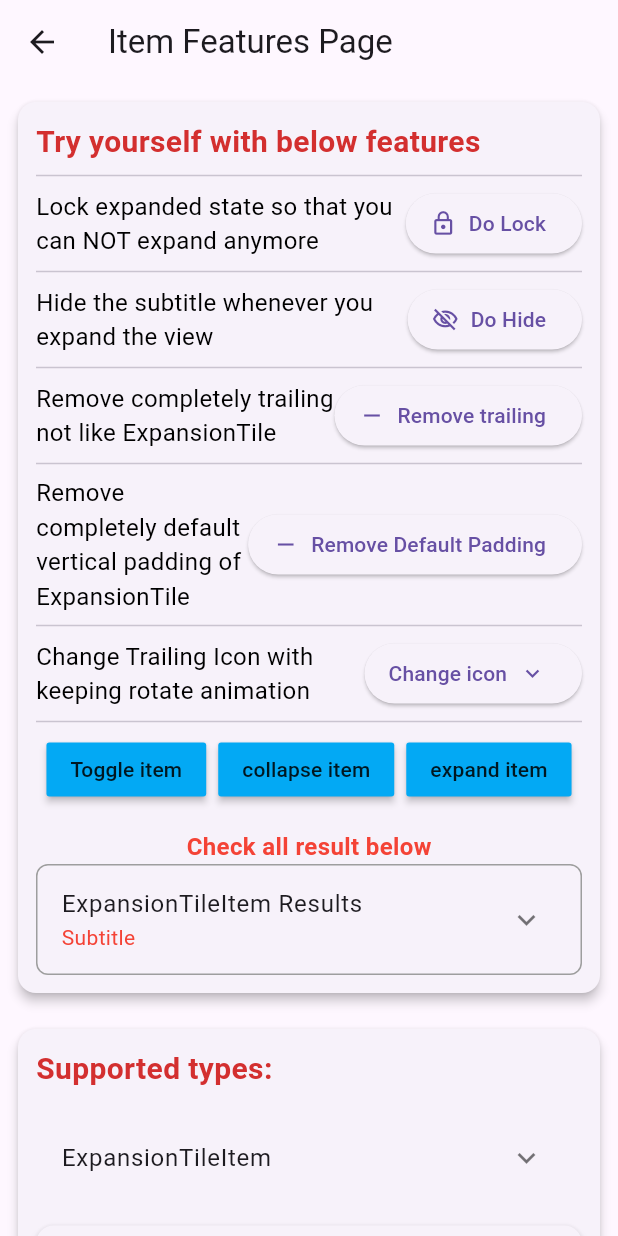
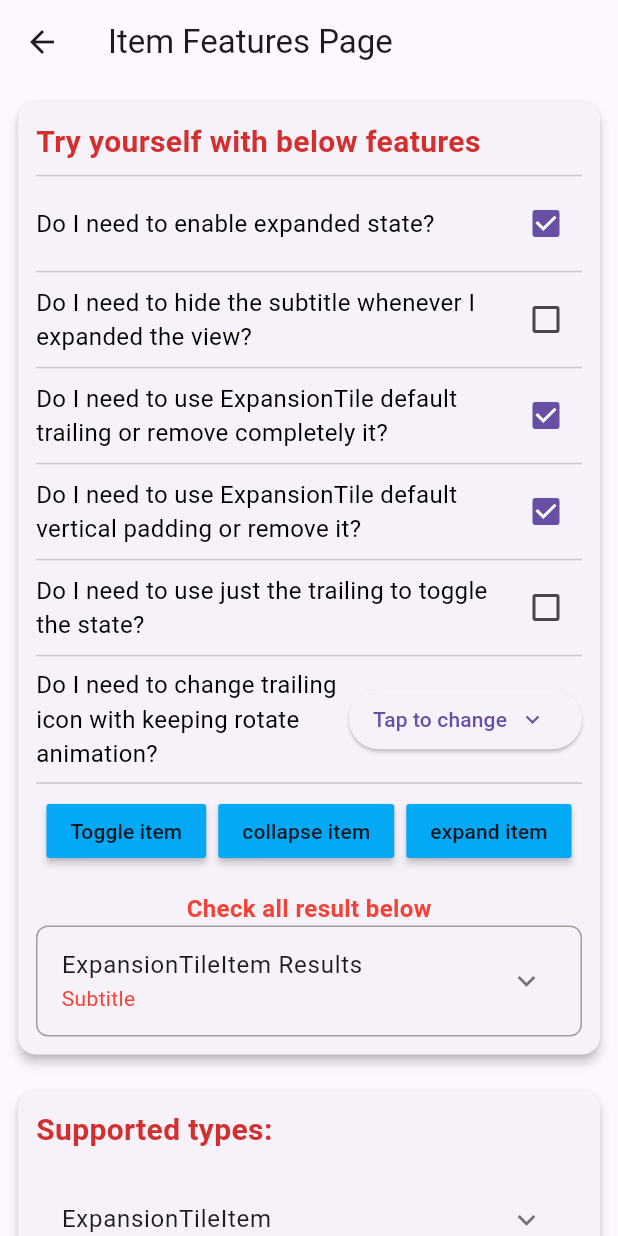
Before and after one commit to congthanhng/Expansion-Tile-Group, a Flutter app: the screen it shows after launch, after a tap on "See Demo", on a phone screen of 412 x 824 dp. Run offline on Flutter 3.47's test engine with Material 3 defaults, Android fonts, the light colour scheme and no system bars.

Commit message:
Release/2.2.0 (#51)
* Release 2.2.0

```diff
--- a/example/lib/use_cases/item/interaction_view.dart
+++ b/example/lib/use_cases/item/interaction_view.dart
@@ -13,6 +13,7 @@ class _InteractionViewState extends State<InteractionView> {
   bool isHideSubtitle = false;
   bool isHasTrailing = true;
   bool isDefaultVerticalPadding = true;
+  bool isOnlyTrailingDoToggle = false;
   final GlobalKey<ExpansionTileCoreState> key0 = GlobalKey();
 
   final listIcon = <Widget>[
@@ -45,13 +46,13 @@ class _InteractionViewState extends State<InteractionView> {
                 fontSize: 16, color: Colors.red, fontWeight: FontWeight.w600)),
         ExpansionTileItem.outlined(
           expansionKey: key0,
-          expandedAlignment: Alignment.topLeft,
           isEnableExpanded: isEnableExpanded,
           isHideSubtitleOnExpanded: isHideSubtitle,
           isHasTrailing: isHasTrailing,
           isDefaultVerticalPadding: isDefaultVerticalPadding,
           trailingIcon: listIcon[currentIcon % listIcon.length],
           expendedBorderColor: Colors.grey,
+          isOnlyTrailingDoToggle: isOnlyTrailingDoToggle,
           title: const Text('ExpansionTileItem Results'),
           subtitle: const Text(
             'Subtitle',
@@ -70,63 +71,69 @@ class _InteractionViewState extends State<InteractionView> {
     return Column(children: [
       const Divider(),
       _buildRow(context,
-          title: 'Lock expanded state so that you can NOT expand anymore',
-          button: ElevatedButton.icon(
-            icon: Icon(isEnableExpanded ? Icons.lock_outline : Icons.lock_open),
-            label: Text(isEnableExpanded ? 'Do Lock' : 'Do Unlock'),
-            onPressed: () {
+          title: 'Do I need to enable expanded state?',
+          button: Checkbox(
+            value: isEnableExpanded,
+            onChanged: (value) {
               setState(() {
-                isEnableExpanded = !isEnableExpanded;
+                isEnableExpanded = value ?? false;
               });
             },
           )),
       const Divider(),
       _buildRow(context,
-          title: 'Hide the subtitle whenever you expand the view',
-          button: ElevatedButton.icon(
-            icon: Icon(isHideSubtitle
-                ? Icons.visibility_outlined
-                : Icons.visibility_off_outlined),
-            label: Text(isHideSubtitle ? 'Do Show' : 'Do Hide'),
-            onPressed: () {
+          title: 'Do I need to hide the subtitle whenever I expanded the view?',
+          button: Checkbox(
+            value: isHideSubtitle,
+            onChanged: (value) {
               setState(() {
-                isHideSubtitle = !isHideSubtitle;
+                isHideSubtitle = value ?? false;
               });
             },
           )),
       const Divider(),
       _buildRow(context,
-          title: 'Remove completely trailing not like ExpansionTile',
-          button: ElevatedButton.icon(
-            icon: Icon(isHasTrailing ? Icons.remove : Icons.add),
-            label: Text(isHasTrailing ? 'Remove trailing' : 'Add trailing'),
-            onPressed: () {
+          title:
+              'Do I need to use ExpansionTile default trailing or remove completely it?',
+          button: Checkbox(
+            value: isHasTrailing,
+            onChanged: (value) {
               setState(() {
-                isHasTrailing = !isHasTrailing;
+                isHasTrailing = value ?? false;
               });
             },
           )),
       const Divider(),
       _buildRow(context,
-          title: 'Remove completely default vertical padding of ExpansionTile',
-          button: ElevatedButton.icon(
-            icon: Icon(isDefaultVerticalPadding ? Icons.remove : Icons.add),
-            label: Text(isDefaultVerticalPadding
-                ? 'Remove Default Padding'
-                : 'Add Default Padding'),
-            onPressed: () {
+          title:
+              'Do I need to use ExpansionTile default vertical padding or remove it?',
+          button: Checkbox(
+            value: isDefaultVerticalPadding,
+            onChanged: (value) {
               setState(() {
-                isDefaultVerticalPadding = !isDefaultVerticalPadding;
+                isDefaultVerticalPadding = value ?? false;
               });
             },
           )),
       const Divider(),
       _buildRow(context,
-          title: 'Change Trailing Icon with keeping rotate animation',
+          title: 'Do I need to use just the trailing to toggle the state?',
+          button: Checkbox(
+            value: isOnlyTrailingDoToggle,
+            onChanged: (value) {
+              setState(() {
+                isOnlyTrailingDoToggle = value ?? false;
+              });
+            },
+          )),
+      const Divider(),
+      _buildRow(context,
+          title:
+              'Do I need to change trailing icon with keeping rotate animation?',
           button: ElevatedButton.icon(
             icon: listIcon[currentIcon % listIcon.length],
             iconAlignment: IconAlignment.end,
-            label: const Text('Change icon'),
+            label: const Text('Tap to change'),
             onPressed: () {
               setState(() {
                 currentIcon = currentIcon + 1;
--- a/example/lib/use_cases/item/more_example_view.dart
+++ b/example/lib/use_cases/item/more_example_view.dart
@@ -162,6 +162,32 @@ class MoreCustomView extends StatelessWidget {
         const SizedBox(
           height: 16,
         ),
+        ExpansionTileItem(
+            initiallyExpanded: false,
+            title: const Text(
+                'Title does not toggle the expansion state, but trail icon does #42'),
+            backgroundColor: Colors.red,
+            collapsedBackgroundColor: Colors.yellow,
+            textColor: Colors.white,
+            collapsedBorderColor: Colors.pink,
+            expendedBorderColor: Colors.blue,
+            iconColor: Colors.greenAccent,
+            collapsedIconColor: Colors.green,
+            isHasLeftBorder: true,
+            isHasTopBorder: true,
+            isHasRightBorder: true,
+            isHasBottomBorder: true,
+            borderRadius: BorderRadius.circular(8),
+            isOnlyTrailingDoToggle: true,
+            boxShadow: [
+              BoxShadow(
+                color: Colors.grey.withOpacity(0.5),
+                spreadRadius: 5,
+                blurRadius: 7,
+                offset: const Offset(0, 3), // changes position of shadow
+              ),
+            ],
+            children: _buildDefaultChildren(context)),
         const SizedBox(
           height: 32,
         ),
--- a/lib/src/core/expansion_tile_core.dart
+++ b/lib/src/core/expansion_tile_core.dart
@@ -70,6 +70,7 @@ class ExpansionTileCore extends StatefulWidget {
     this.isEnableExpanded = true,
     this.isDefaultVerticalPadding = true,
     this.isHideSubtitleOnExpanded = false,
+    this.isOnlyTrailingDoToggle = false,
     this.trailingIcon,
   })  : assert(
           expandedCrossAxisAlignment != CrossAxisAlignment.baseline,
@@ -357,6 +358,9 @@ class ExpansionTileCore extends StatefulWidget {
   ///This property used to override the default trailing icon.
   final Widget? trailingIcon;
 
+  ///The title does NOT toggle the expansion state, but the trailing icon does
+  final bool isOnlyTrailingDoToggle;
+
   @override
   State<ExpansionTileCore> createState() => ExpansionTileCoreState();
 }
@@ -504,7 +508,8 @@ class ExpansionTileCoreState extends State<ExpansionTileCore>
         ListTileControlAffinity.trailing) {
       return null;
     }
-    return _buildIcon(context);
+    if (!widget.isOnlyTrailingDoToggle) return _buildIcon(context);
+    return GestureDetector(onTap: _handleTap, child: _buildIcon(context));
   }
 
   Widget _buildChildren(BuildContext context, Widget? child) {
@@ -546,13 +551,30 @@ class ExpansionTileCoreState extends State<ExpansionTileCore>
     return Column(
       mainAxisSize: MainAxisSize.min,
       children: <Widget>[
-        widget.isDefaultVerticalPadding
-            ? ListTileTheme.merge(
+        _buildMainTitle(context),
+        ClipRect(
+          child: Align(
+            alignment: widget.expandedAlignment ??
+                expansionTileTheme.expandedAlignment ??
+                Alignment.center,
+            heightFactor: _heightFactor.value,
+            child: child,
+          ),
+        ),
+      ],
+    );
+  }
+
+  Widget _buildMainTitle(BuildContext context) {
+    final ExpansionTileThemeData expansionTileTheme =
+        ExpansionTileTheme.of(context);
+    if (widget.isDefaultVerticalPadding) {
+      return ListTileTheme.merge(
         iconColor: _iconColor.value ?? expansionTileTheme.iconColor,
         textColor: _headerColor.value,
         child: InkWell(
           borderRadius: widget.borderRadius,
-                  onTap: _handleTap,
+          onTap: widget.isOnlyTrailingDoToggle ? null : _handleTap,
           child: ListTile(
             dense: widget.isDefaultVerticalPadding ? null : true,
             visualDensity: widget.isDefaultVerticalPadding
@@ -568,13 +590,15 @@ class ExpansionTileCoreState extends State<ExpansionTileCore>
                 : null,
           ),
         ),
-              )
-            : IconTheme.merge(
+      );
+    }
+
+    return IconTheme.merge(
         data: IconThemeData(
             color: _iconColor.value ?? expansionTileTheme.iconColor),
         child: InkWell(
           borderRadius: widget.borderRadius,
-                  onTap: _handleTap,
+          onTap: widget.isOnlyTrailingDoToggle ? null : _handleTap,
           child: Row(
             children: [
               widget.leading ??
@@ -604,18 +628,7 @@ class ExpansionTileCoreState extends State<ExpansionTileCore>
                   : const SizedBox.shrink(),
             ],
           ),
-                )),
-        ClipRect(
-          child: Align(
-            alignment: widget.expandedAlignment ??
-                expansionTileTheme.expandedAlignment ??
-                Alignment.center,
-            heightFactor: _heightFactor.value,
-            child: child,
-          ),
-        ),
-      ],
-    );
+        ));
   }
 
   @override
--- a/lib/src/types/expansion_tile_card.dart
+++ b/lib/src/types/expansion_tile_card.dart
@@ -34,6 +34,7 @@ class ExpansionTileCard extends ExpansionTileItem {
     super.isEnableExpanded,
     super.isDefaultVerticalPadding,
     super.isHideSubtitleOnExpanded,
+    super.isOnlyTrailingDoToggle,
     super.trailingIcon,
     this.elevation = 3.0,
     super.controller,
--- a/lib/src/types/expansion_tile_flat.dart
+++ b/lib/src/types/expansion_tile_flat.dart
@@ -35,6 +35,7 @@ class ExpansionTileFlat extends ExpansionTileItem {
     super.isEnableExpanded,
     super.isDefaultVerticalPadding,
     super.isHideSubtitleOnExpanded,
+    super.isOnlyTrailingDoToggle,
     super.trailingIcon,
     super.controller,
     super.index,
--- a/lib/src/types/expansion_tile_item.dart
+++ b/lib/src/types/expansion_tile_item.dart
@@ -41,6 +41,7 @@ class ExpansionTileItem extends StatelessWidget {
     this.isDefaultVerticalPadding,
     this.isHideSubtitleOnExpanded,
     this.trailingIcon,
+    this.isOnlyTrailingDoToggle,
     this.controller,
     this.index,
   }) : assert((controller == null) == (index == null),
@@ -78,6 +79,7 @@ class ExpansionTileItem extends StatelessWidget {
     this.isEnableExpanded,
     this.isDefaultVerticalPadding,
     this.isHideSubtitleOnExpanded,
+    this.isOnlyTrailingDoToggle,
     this.childrenPadding,
     this.expandedAlignment,
     this.controller,
@@ -120,6 +122,7 @@ class ExpansionTileItem extends StatelessWidget {
     this.expandedAlignment,
     this.isHasTrailing,
     this.isEnableExpanded,
+    this.isOnlyTrailingDoToggle,
     this.borderRadius = const BorderRadius.all(Radius.circular(8)),
     this.collapsedBorderColor = Colors.grey,
     this.expendedBorderColor = Colors.blue,
@@ -162,6 +165,7 @@ class ExpansionTileItem extends StatelessWidget {
     this.expandedAlignment,
     this.isHasTrailing,
     this.isEnableExpanded,
+    this.isOnlyTrailingDoToggle,
     this.controller,
     this.index,
     Color? collapsedBorderColor,
@@ -219,6 +223,7 @@ class ExpansionTileItem extends StatelessWidget {
     bool? isEnableExpanded,
     bool? isDefaultVerticalPadding,
     bool? isHideSubtitleOnExpanded,
+    bool? isOnlyTrailingDoToggle,
     Widget? trailingIcon,
     double? elevation,
     ExpansionGroupController? controller,
@@ -256,6 +261,7 @@ class ExpansionTileItem extends StatelessWidget {
           isEnableExpanded: isEnableExpanded,
           isDefaultVerticalPadding: isDefaultVerticalPadding,
           isHideSubtitleOnExpanded: isHideSubtitleOnExpanded,
+          isOnlyTrailingDoToggle: isOnlyTrailingDoToggle,
           trailingIcon: trailingIcon,
           controller: controller,
           index: index,
@@ -526,6 +532,8 @@ class ExpansionTileItem extends StatelessWidget {
   ///This property used to override the default trailing icon.
   final Widget? trailingIcon;
 
+  final bool? isOnlyTrailingDoToggle;
+
   final ExpansionGroupController? controller;
 
   final int? index;
@@ -669,6 +677,7 @@ class ExpansionTileItem extends StatelessWidget {
         isDefaultVerticalPadding: isDefaultVerticalPadding ?? true,
         isHideSubtitleOnExpanded: isHideSubtitleOnExpanded ?? false,
         trailingIcon: trailingIcon,
+        isOnlyTrailingDoToggle: isOnlyTrailingDoToggle ?? false,
         children: children ?? [],
       ),
     );
--- a/lib/src/types/expansion_tile_leaf.dart
+++ b/lib/src/types/expansion_tile_leaf.dart
@@ -34,6 +34,7 @@ class ExpansionTileLeaf extends ExpansionTileItem {
     super.isDefaultVerticalPadding,
     super.isEnableExpanded,
     super.isHideSubtitleOnExpanded,
+    super.isOnlyTrailingDoToggle,
     super.controller,
     super.index,
     bool isOutlined = false,
--- a/lib/src/types/expansion_tile_outlined.dart
+++ b/lib/src/types/expansion_tile_outlined.dart
@@ -34,6 +34,7 @@ class ExpansionTileOutlined extends ExpansionTileItem {
     super.trailingIcon,
     super.childrenPadding,
     super.expandedAlignment,
+    super.isOnlyTrailingDoToggle,
     super.borderRadius = const BorderRadius.all(Radius.circular(8)),
     super.collapsedBorderColor = Colors.grey,
     super.expendedBorderColor = Colors.blue,
--- a/pubspec.yaml
+++ b/pubspec.yaml
@@ -9,11 +9,11 @@ documentation: https://pub.dev/documentation/expansion_tile_group
 topics:
   - expansion
   - expansion-tile
-  - ui
+  - view-more
   - widget
   - expansion-tile-group
 
-version: 2.1.0
+version: 2.2.0
 environment:
   sdk: '>=2.18.0 <4.0.0'
   flutter: ">=1.17.0"
```
Also changed, not shown: example/pubspec.lock, 1 other file. Lines whose indentation alone changed are shown as unchanged.
